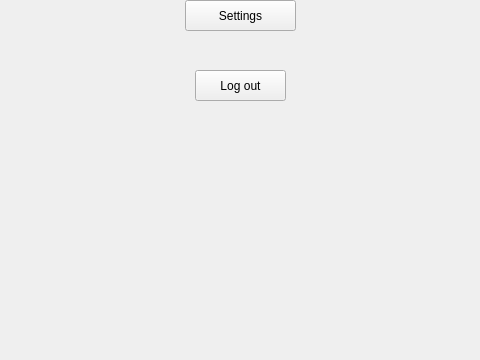
cpp-park-vk-education/2023_1_Chaihona_-1, file HobbyHub/myaccount.ui: the form before one commit; both pictures show x 85 to 565 and y 340 to 700 of the 650 by 700 pixel window.
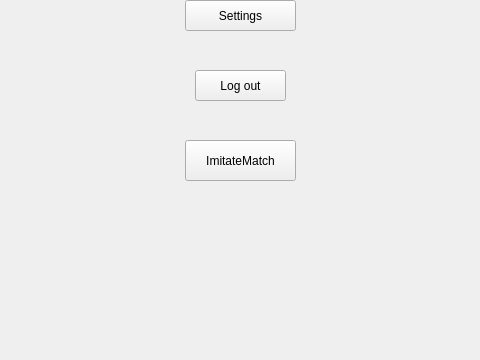
The form after the commit.

```diff
--- a/HobbyHub/myaccount.ui
+++ b/HobbyHub/myaccount.ui
@@ -104,6 +104,19 @@
     <string>Settings</string>
    </property>
   </widget>
+  <widget class="QPushButton" name="BtnImitateMatch">
+   <property name="geometry">
+    <rect>
+     <x>270</x>
+     <y>480</y>
+     <width>111</width>
+     <height>41</height>
+    </rect>
+   </property>
+   <property name="text">
+    <string>ImitateMatch</string>
+   </property>
+  </widget>
  </widget>
  <resources/>
  <connections/>
```
